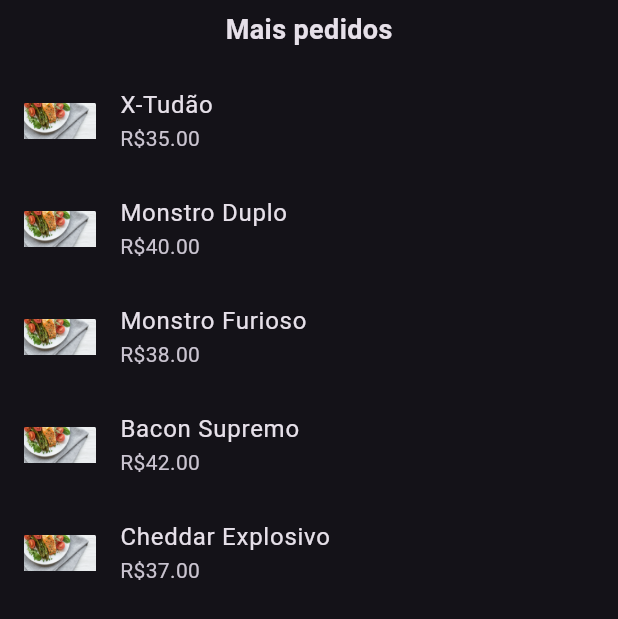
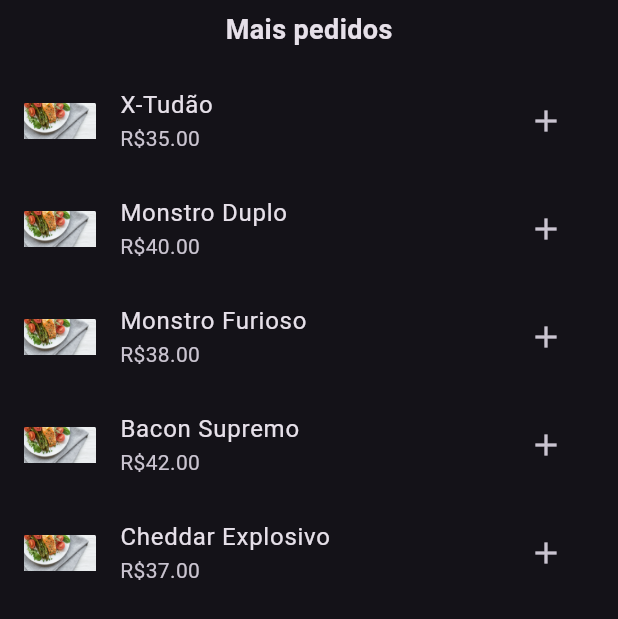
Before and after one commit to Melksedeque/flutter-firebase-alura, a Flutter app: the screen it shows after launch, after a tap on "Bora!", after a tap on "Monstro Burguer", on a phone screen of 412 x 824 dp. Shown: the part 284-903 px from the top of the screen. Run offline on Flutter 3.47's test engine with Material 3 defaults, Android fonts, the phone set to English and light mode, and no system bars.

Commit message:
Adição de botão de adicionar o prato

```diff
--- a/lib/ui/restaurant/restaurant_screen.dart
+++ b/lib/ui/restaurant/restaurant_screen.dart
@@ -31,6 +31,7 @@ class RestaurantScreen extends StatelessWidget {
                   ),
                   title: Text(dish.name),
                   subtitle: Text("R\$${dish.price.toStringAsFixed(2)}"),
+                  trailing: IconButton(onPressed: () {}, icon: Icon(Icons.add)),
                 );
               }),
             ),
```
